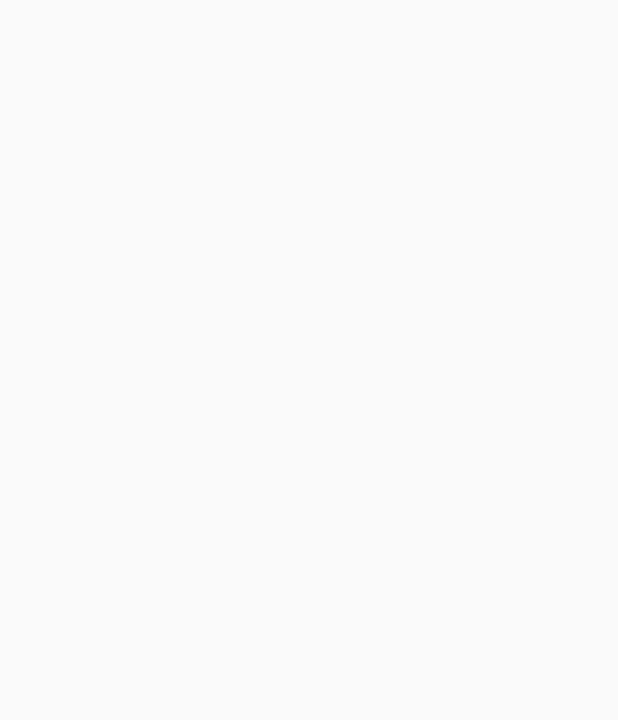
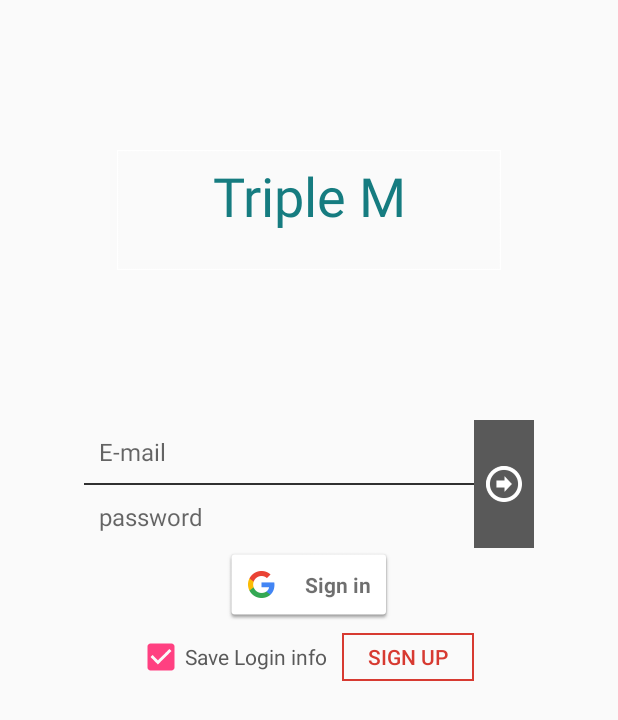
Before and after one commit to KIMMYSJ/TripleM, an Android app: the screen it shows after launch (MainActivity before the commit, LoginActivity after it), on a phone screen of 412 x 824 dp. Before the commit the part shown is empty. Shown: the top 720 px of the screen. Run offline under Robolectric (Android 15) with nearby library versions, the phone set to English and light mode, and no system bars; our stand-ins replace Firebase (no records; nobody signed in at launch, a user with empty details on screens opened directly).

Commit message:
Login Page

```diff
--- a/app/src/main/AndroidManifest.xml
+++ b/app/src/main/AndroidManifest.xml
@@ -9,8 +9,10 @@
         android:roundIcon="@mipmap/ic_launcher_round"
         android:supportsRtl="true"
         android:theme="@style/AppTheme">
+        <activity android:name=".SignUpActivity"></activity>
+        <activity android:name=".ResultActivity" />
         <activity
-            android:name=".MainActivity"
+            android:name=".LoginActivity"
             android:label="@string/app_name"
             android:theme="@style/AppTheme.NoActionBar">
             <intent-filter>
--- /dev/null
+++ b/app/src/main/java/at/modoo/triplem/LoginActivity.java
@@ -0,0 +1,159 @@
+package at.modoo.triplem;
+
+import android.content.Intent;
+import android.content.SharedPreferences;
+import android.os.Bundle;
+
+import androidx.annotation.NonNull;
+import androidx.annotation.Nullable;
+import androidx.appcompat.app.AppCompatActivity;
+
+import android.view.View;
+import android.widget.Button;
+import android.widget.CheckBox;
+import android.widget.EditText;
+import android.widget.ImageButton;
+import android.widget.ImageView;
+import android.widget.Toast;
+
+import com.google.android.gms.auth.api.Auth;
+import com.google.android.gms.auth.api.signin.GoogleSignInAccount;
+import com.google.android.gms.auth.api.signin.GoogleSignInOptions;
+import com.google.android.gms.auth.api.signin.GoogleSignInResult;
+import com.google.android.gms.common.ConnectionResult;
+import com.google.android.gms.common.SignInButton;
+import com.google.android.gms.common.api.GoogleApiClient;
+import com.google.android.gms.tasks.OnCompleteListener;
+import com.google.android.gms.tasks.Task;
+import com.google.firebase.auth.AuthCredential;
+import com.google.firebase.auth.AuthResult;
+import com.google.firebase.auth.FirebaseAuth;
+import com.google.firebase.auth.GoogleAuthProvider;
+
+public class LoginActivity extends AppCompatActivity implements GoogleApiClient.OnConnectionFailedListener {
+    private ImageView imageBackground, imageLogo;
+    private CheckBox loginCheckbox;
+    private EditText editEmail,editPassword;
+    private Button btnSignUp;
+    private ImageButton btnLogin;
+
+    private SignInButton btn_google;
+    private FirebaseAuth auth;
+    private GoogleApiClient googleApiClient;
+
+
+    private static final int REQ_SIGN_GOOGLE = 100;
+//    private static final int REQ_
+
+
+    @Override
+    protected void onCreate(Bundle savedInstanceState) {
+        super.onCreate(savedInstanceState);
+        setContentView(R.layout.activity_login);
+        loginCheckbox = findViewById(R.id.cb_loginInfo);
+        btn_google = findViewById(R.id.btn_google);
+        editEmail = findViewById(R.id.editId);
+        editPassword = findViewById(R.id.editPassword);
+        btnLogin = findViewById(R.id.btn_login);
+        btnLogin.setOnClickListener(new View.OnClickListener() {
+            @Override
+            public void onClick(View v) {
+                saveLoginInfo(editEmail.getText().toString(),editPassword.getText().toString());
+            }
+        });
+        btnSignUp = findViewById(R.id.btn_signUp);
+        btnSignUp.setOnClickListener(new View.OnClickListener() {
+            @Override
+            public void onClick(View v) {
+//                Intent intent = new Intent(getApplicationContext());
+//                startActivityForResult();
+            }
+        });
+        loadLoginInfo(editEmail,editPassword,loginCheckbox);
+        googleInit();
+
+        btn_google.setOnClickListener(new View.OnClickListener() {
+            @Override
+            public void onClick(View v) {
+                Intent intent = Auth.GoogleSignInApi.getSignInIntent((googleApiClient));
+                startActivityForResult(intent, REQ_SIGN_GOOGLE);
+            }
+        });
+    }
+
+    private void googleInit(){
+        GoogleSignInOptions googleSignInOptions = new GoogleSignInOptions.
+                Builder(GoogleSignInOptions.DEFAULT_SIGN_IN).requestIdToken(getString(R.string.default_web_client_id)).requestEmail().build();
+        googleApiClient= new GoogleApiClient.Builder(this).enableAutoManage(this,this)
+                .addApi(Auth.GOOGLE_SIGN_IN_API,googleSignInOptions).build();
+        auth =FirebaseAuth.getInstance();
+
+    }
+
+    @Override
+    protected void onActivityResult(int requestCode, int resultCode, @Nullable Intent data) {
+        //For google login auth intent
+        super.onActivityResult(requestCode, resultCode, data);
+        if(requestCode == REQ_SIGN_GOOGLE){
+            GoogleSignInResult result = Auth.GoogleSignInApi.getSignInResultFromIntent(data);
+            if(result.isSuccess()){
+                GoogleSignInAccount account = result.getSignInAccount();
+                resultLogin(account);
+            }
+        }
+    }
+
+    private void resultLogin(final GoogleSignInAccount account){
+        AuthCredential credential = GoogleAuthProvider.getCredential(account.getIdToken(), null);
+        auth.signInWithCredential(credential).addOnCompleteListener(this, new OnCompleteListener<AuthResult>() {
+            @Override
+            public void onComplete(@NonNull Task<AuthResult> task) {
+                if(task.isSuccessful()){
+                    Toast.makeText(LoginActivity.this,"Success",Toast.LENGTH_SHORT).show();
+                    Intent intent = new Intent(getApplicationContext(),ResultActivity.class);
+                    intent.putExtra("nickName",account.getDisplayName());
+                    intent.putExtra("photoUrl",String.valueOf(account.getPhotoUrl()));
+
+                    startActivity(intent);
+                }else{
+                    Toast.makeText(LoginActivity.this,"Fail",Toast.LENGTH_SHORT).show();
+
+                }
+
+            }
+        });
+
+    }
+
+    // Load the Saved Login info
+    private void loadLoginInfo(EditText id, EditText password, CheckBox cb) {
+        SharedPreferences preferences = getSharedPreferences("save", MODE_PRIVATE);
+        if(preferences.getString("id","") != null) {
+            id.setText(preferences.getString("id", ""));
+            password.setText(preferences.getString("pw", ""));
+            cb.setChecked(true);
+        }
+
+    }
+
+    private void saveLoginInfo(String email, String pw){
+        SharedPreferences preferences = getSharedPreferences("save",MODE_PRIVATE);
+        SharedPreferences.Editor editor = preferences.edit();
+        if(loginCheckbox.isChecked()){
+
+            editor.putString(getString(R.string.ID), email);
+            editor.putString(getString(R.string.PASSWORD),pw);
+            editor.apply();
+        }else{
+            editor.putString(getString(R.string.ID), null);
+            editor.putString(getString(R.string.PASSWORD),null);
+            editor.apply();
+        }
+    }
+
+
+    @Override
+    public void onConnectionFailed(@NonNull ConnectionResult connectionResult) {
+
+    }
+}
--- a/app/src/main/java/at/modoo/triplem/MainActivity.java
+++ /dev/null
@@ -1,25 +0,0 @@
-package at.modoo.triplem;
-
-import android.os.Bundle;
-
-import com.google.android.material.floatingactionbutton.FloatingActionButton;
-import com.google.android.material.snackbar.Snackbar;
-
-import androidx.appcompat.app.AppCompatActivity;
-import androidx.appcompat.widget.Toolbar;
-
-import android.view.View;
-import android.view.Menu;
-import android.view.MenuItem;
-
-public class MainActivity extends AppCompatActivity {
-
-    @Override
-    protected void onCreate(Bundle savedInstanceState) {
-        super.onCreate(savedInstanceState);
-        setContentView(R.layout.activity_main);
-
-    }
-
-
-}
--- /dev/null
+++ b/app/src/main/res/drawable/login_box2.xml
@@ -0,0 +1,5 @@
+<shape xmlns:android="http://schemas.android.com/apk/res/android" android:shape="rectangle" >
+    <solid android:color="#00000000" />
+    <stroke android:width="1dp"
+        android:color="@color/colorTomato"/>
+</shape>
--- /dev/null
+++ b/app/src/main/res/layout/activity_login.xml
@@ -0,0 +1,145 @@
+<?xml version="1.0" encoding="utf-8"?>
+<LinearLayout
+    android:orientation="vertical"
+    xmlns:android="http://schemas.android.com/apk/res/android"
+    xmlns:app="http://schemas.android.com/apk/res-auto"
+    xmlns:tools="http://schemas.android.com/tools"
+    android:layout_width="match_parent"
+    android:layout_height="match_parent"
+    android:gravity="center_horizontal"
+
+    tools:context=".LoginActivity"
+
+    >
+
+<RelativeLayout
+    android:layout_marginTop="100dp"
+    android:layout_width="wrap_content"
+    android:layout_height="wrap_content"
+    >
+
+    <ImageView
+        android:layout_centerHorizontal="true"
+        android:layout_centerVertical="true"
+        android:id="@+id/imageLogoBack"
+        android:layout_width="280dp"
+        android:layout_height="80dp"
+        android:scaleType="centerInside"
+        app:srcCompat="@drawable/logo_long_back" />
+
+    <TextView
+        android:textSize="36dp"
+        android:text="Triple M"
+        android:textAlignment="center"
+        android:textColor="@color/colorMint"
+        android:layout_centerVertical="true"
+        android:layout_centerHorizontal="true"
+        android:id="@+id/imageLogo"
+        android:layout_width="240dp"
+        android:layout_height="68dp"
+        app:srcCompat="@color/colorRealWhite" />
+</RelativeLayout>
+
+
+    <GridLayout
+        android:layout_marginTop="100dp"
+        android:layout_width="wrap_content"
+        android:layout_height="wrap_content">
+
+        <EditText
+
+            android:id="@+id/editId"
+            android:layout_width="260dp"
+            android:layout_height="wrap_content"
+            android:layout_row="0"
+            android:layout_column="0"
+            android:layout_columnWeight="1"
+            android:background="@null"
+            android:ems="10"
+            android:hint="E-mail"
+            android:inputType="textEmailAddress"
+            android:padding="10dp"
+            android:paddingRight="40dp"
+            android:textSize="16sp" />
+
+        <View
+            android:id="@+id/view2"
+            android:layout_width="260dp"
+            android:layout_height="1dp"
+            android:layout_row="1"
+            android:layout_column="0"
+            android:layout_columnWeight="1"
+            android:background="#303030" />
+
+        <EditText
+            android:id="@+id/editPassword"
+            android:layout_width="260dp"
+            android:layout_height="wrap_content"
+            android:layout_row="2"
+            android:layout_column="0"
+            android:layout_columnWeight="1"
+            android:background="@null"
+            android:ems="10"
+            android:hint="password"
+            android:inputType="textPassword"
+            android:padding="10dp"
+            android:paddingRight="40dp"
+            android:textSize="16sp" />
+
+        <ImageButton
+
+            android:id="@+id/btn_login"
+            android:layout_width="40dp"
+            android:layout_height="0dp"
+            android:layout_row="0"
+            android:layout_rowSpan="3"
+            android:layout_rowWeight="1"
+            android:layout_column="1"
+            android:layout_columnWeight="1"
+            android:background="#595959"
+            android:paddingLeft="8dp"
+            android:paddingRight="8dp"
+            android:scaleType="centerInside"
+            app:srcCompat="@drawable/login_arrow" />
+
+    </GridLayout>
+<com.google.android.gms.common.SignInButton
+
+    android:id="@+id/btn_google"
+    android:layout_width="wrap_content"
+    android:layout_height="wrap_content"/>
+
+
+<LinearLayout
+    android:layout_width="wrap_content"
+    android:layout_height="wrap_content" android:orientation="horizontal">
+<CheckBox
+
+        android:id="@+id/cb_loginInfo"
+        android:layout_width="wrap_content"
+        android:layout_height="32dp"
+        android:layout_marginEnd="10dp"
+        android:layout_marginStart="8dp"
+        android:layout_marginTop="8dp"
+        android:text="Save Login info"
+        android:textColor="#595959"
+ />
+
+    <Button
+        android:id="@+id/btn_signUp"
+        android:layout_width="wrap_content"
+        android:layout_height="32dp"
+        android:layout_marginEnd="12dp"
+        android:layout_marginTop="8dp"
+        android:padding="6dp"
+        android:background="@drawable/login_box2"
+        android:text="Sign up"
+        android:textColor="@color/colorTomato"
+  />
+</LinearLayout>
+
+
+
+
+
+</LinearLayout>
--- a/app/src/main/res/layout/activity_main.xml
+++ b/app/src/main/res/layout/activity_sign_up.xml
@@ -1,13 +1,9 @@
 <?xml version="1.0" encoding="utf-8"?>
-<androidx.coordinatorlayout.widget.CoordinatorLayout xmlns:android="http://schemas.android.com/apk/res/android"
+<androidx.constraintlayout.widget.ConstraintLayout xmlns:android="http://schemas.android.com/apk/res/android"
     xmlns:app="http://schemas.android.com/apk/res-auto"
     xmlns:tools="http://schemas.android.com/tools"
     android:layout_width="match_parent"
     android:layout_height="match_parent"
-    tools:context=".MainActivity">
+    tools:context=".SignUpActivity">
 
-
-
-
-
-</androidx.coordinatorlayout.widget.CoordinatorLayout>
+</androidx.constraintlayout.widget.ConstraintLayout>
--- a/app/src/main/res/menu/menu_main.xml
+++ b/app/src/main/res/menu/menu_main.xml
@@ -1,7 +1,7 @@
 <menu xmlns:android="http://schemas.android.com/apk/res/android"
     xmlns:app="http://schemas.android.com/apk/res-auto"
     xmlns:tools="http://schemas.android.com/tools"
-    tools:context="at.modoo.triplem.MainActivity">
+    tools:context="at.modoo.triplem.LoginActivity">
     <item
         android:id="@+id/action_settings"
         android:orderInCategory="100"
--- a/app/src/main/res/values/colors.xml
+++ b/app/src/main/res/values/colors.xml
@@ -1,6 +1,16 @@
 <?xml version="1.0" encoding="utf-8"?>
 <resources>
-    <color name="colorPrimary">#008577</color>
-    <color name="colorPrimaryDark">#00574B</color>
-    <color name="colorAccent">#D81B60</color>
+    <color name="colorPrimary">#3F51B5</color>
+    <color name="colorPrimaryDark">#303F9F</color>
+    <color name="colorAccent">#ff4081</color>
+    <color name="lightblue">#E0FFFF</color>
+    <color name="blue">#F0FFFF</color>
+    <color name="loyblue">#4169E1</color>
+    <color name="white">#E6E6FA</color>
+    <color name="colorTomato">#d73a31</color>
+    <color name="colorTeal">#08708A</color>
+    <color name="colorRealWhite">#ffffff</color>
+    <color name="colorMint">#167c80</color>
+    <color name="colorLightBlack">#1C1C1C</color>
+
 </resources>
--- a/app/src/main/res/values/strings.xml
+++ b/app/src/main/res/values/strings.xml
@@ -1,4 +1,6 @@
 <resources>
     <string name="app_name">TripleM</string>
     <string name="action_settings">Settings</string>
+    <string name="ID">LOGIN_ID</string>
+    <string name="PASSWORD">LOGIN_PASSWORD</string>
 </resources>
--- a/build.gradle
+++ b/build.gradle
@@ -8,7 +8,7 @@ buildscript {
     }
     dependencies {
         classpath 'com.android.tools.build:gradle:3.5.3'
-
+        classpath 'com.google.gms:google-services:4.3.4'
         // NOTE: Do not place your application dependencies here; they belong
         // in the individual module build.gradle files
     }
```
Also changed, not shown: app/build.gradle (+9 -0 lines), app/src/main/java/at/modoo/triplem/ResultActivity.java (added, +29 -0 lines), app/src/main/java/at/modoo/triplem/SignUpActivity.java (added, +14 -0 lines), app/src/main/java/at/modoo/triplem/model/Contact.java (added, +114 -0 lines), app/src/main/res/drawable/rounded_corner.xml (added, +13 -0 lines), app/src/main/res/layout/activity_result.xml (added, +33 -0 lines), app/src/main/res/drawable/login_arrow.png (added), app/src/main/res/drawable/login_background_map_1.jpg (added), app/src/main/res/drawable/logo_long_back.png (added), 1 other file.
